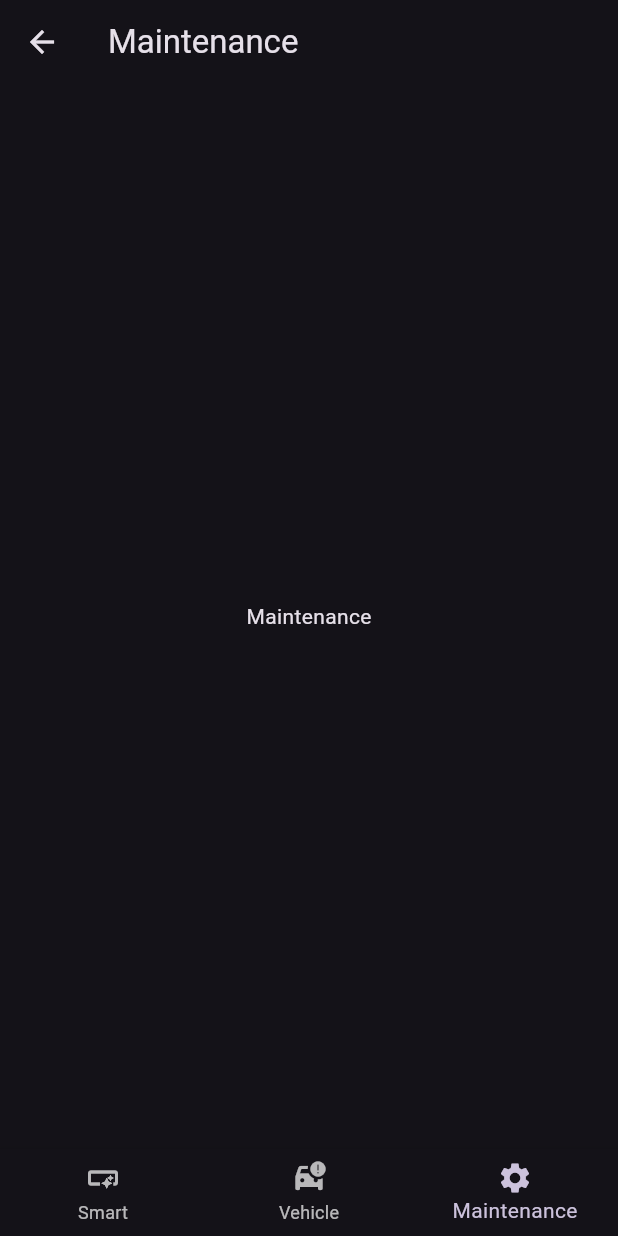
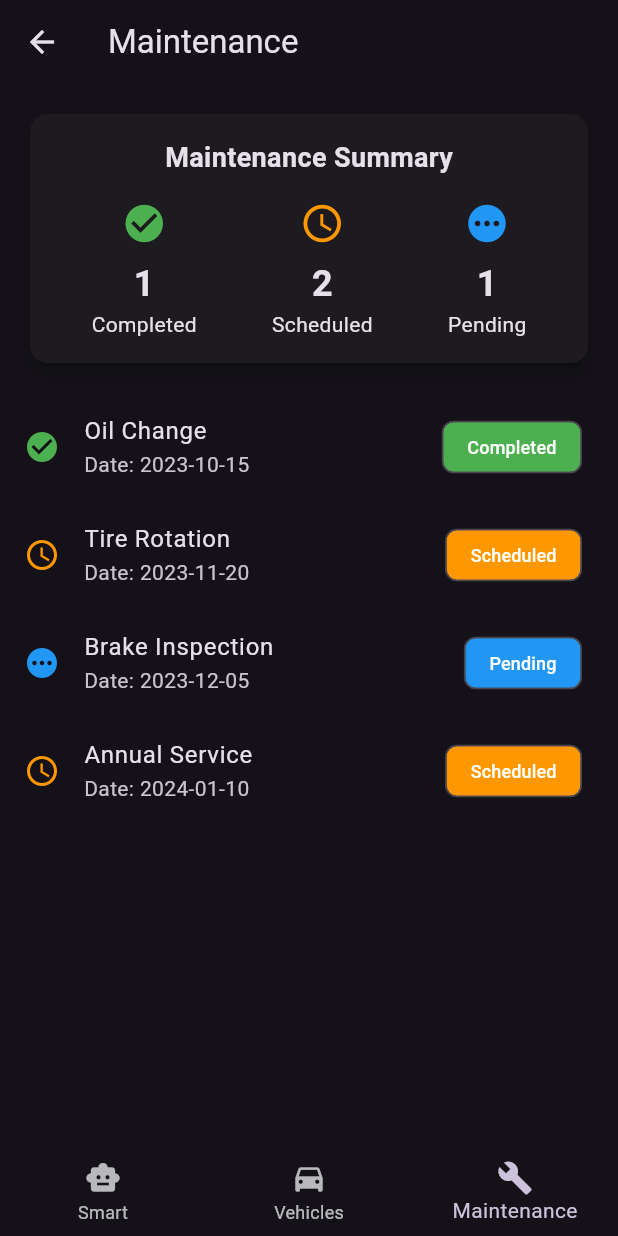
Before and after one commit to alptugyaman/go-router-example, a Flutter app: the MaintenanceScreen screen opened by its route, on a phone screen of 412 x 824 dp. Run offline on Flutter 3.47's test engine with Material 3 defaults, Android fonts, the phone set to English and light mode, and no system bars; our stand-ins replace flutter_bloc, go_router.

Commit message:
feat: Add maintenance and vehicle management screens with routing support

```diff
--- a/lib/core/router/router.dart
+++ b/lib/core/router/router.dart
@@ -6,22 +6,39 @@ import 'package:go_router_example/core/cubits/counter_cubit.dart';
 import 'package:go_router_example/core/models/micro_app_model.dart';
 import 'package:go_router_example/core/router/app_models_codec.dart';
 import 'package:go_router_example/core/router/route_constants.dart';
+import 'package:go_router_example/core/router/route_observers.dart';
 import 'package:go_router_example/screens/auth_screen.dart';
 import 'package:go_router_example/screens/counter_screen.dart';
 import 'package:go_router_example/screens/earn_main_screen.dart';
 import 'package:go_router_example/screens/home_screen.dart';
+import 'package:go_router_example/screens/maintenance_screen.dart';
 import 'package:go_router_example/screens/micro_app_screen.dart';
 import 'package:go_router_example/screens/not_found_screen.dart';
 import 'package:go_router_example/screens/smart_main_screen.dart';
+import 'package:go_router_example/screens/smart_screen.dart';
+import 'package:go_router_example/screens/vehicle_details_screen.dart';
+import 'package:go_router_example/screens/vehicle_list_screen.dart';
 
 final _rootNavigatorKey = GlobalKey<NavigatorState>(debugLabel: 'root');
 final _earnNavigatorKey = GlobalKey<NavigatorState>(debugLabel: 'earn_main');
+final _smartTabNavigatorKey =
+    GlobalKey<NavigatorState>(debugLabel: 'smart_tab');
+final _vehicleTabNavigatorKey =
+    GlobalKey<NavigatorState>(debugLabel: 'vehicle_tab');
+final _maintenanceTabNavigatorKey =
+    GlobalKey<NavigatorState>(debugLabel: 'maintenance_tab');
+
+// StatefulShellBranch will added.
 
 final GoRouter router = GoRouter(
   initialLocation: RouteConstants.route.home,
   navigatorKey: _rootNavigatorKey,
   debugLogDiagnostics: true,
   extraCodec: const AppModelsCodec(),
+  observers: [
+    RouteObserverManager.routeObserver,
+    NavigationLogger(),
+  ],
   routes: [
     GoRoute(
       path: RouteConstants.path.splash,
@@ -153,14 +170,22 @@ final GoRouter router = GoRouter(
             ),
           ],
         ),
-        ShellRoute(
-          parentNavigatorKey: _rootNavigatorKey,
-          builder: (_, __, Widget child) => SmartMainScreen(child: child),
+        StatefulShellRoute.indexedStack(
+          builder: (_, __, StatefulNavigationShell navigationShell) =>
+              SmartMainScreen(shell: navigationShell),
+          branches: [
+            StatefulShellBranch(
+              navigatorKey: _smartTabNavigatorKey,
               routes: [
                 GoRoute(
                   path: RouteConstants.path.smart,
                   builder: (_, __) => const SmartScreen(),
                 ),
+              ],
+            ),
+            StatefulShellBranch(
+              navigatorKey: _vehicleTabNavigatorKey,
+              routes: [
                 GoRoute(
                   path: RouteConstants.path.vehicleList,
                   builder: (_, __) => const VehicleListScreen(),
@@ -168,11 +193,16 @@ final GoRouter router = GoRouter(
                     GoRoute(
                       path: RouteConstants.path.vehicleDetails,
                       builder: (_, GoRouterState state) => VehicleDetailsScreen(
-                    id: state.pathParameters['id'] as String,
+                        id: state.pathParameters['id'] ?? '',
                       ),
                     ),
                   ],
                 ),
+              ],
+            ),
+            StatefulShellBranch(
+              navigatorKey: _maintenanceTabNavigatorKey,
+              routes: [
                 GoRoute(
                   path: RouteConstants.path.maintenance,
                   builder: (_, __) => const MaintenanceScreen(),
@@ -182,5 +212,7 @@ final GoRouter router = GoRouter(
           ],
         ),
       ],
+    ),
+  ],
   errorBuilder: (context, state) => const NotFoundScreen(),
 );
--- /dev/null
+++ b/lib/screens/maintenance_screen.dart
@@ -0,0 +1,158 @@
+import 'package:flutter/material.dart';
+import 'package:go_router/go_router.dart';
+import 'package:go_router_example/core/router/route_constants.dart';
+
+class MaintenanceScreen extends StatelessWidget {
+  const MaintenanceScreen({super.key});
+
+  @override
+  Widget build(BuildContext context) {
+    // Sample maintenance records
+    final maintenanceRecords = [
+      {
+        'title': 'Oil Change',
+        'date': '2023-10-15',
+        'status': 'Completed',
+        'icon': Icons.check_circle,
+        'iconColor': Colors.green,
+      },
+      {
+        'title': 'Tire Rotation',
+        'date': '2023-11-20',
+        'status': 'Scheduled',
+        'icon': Icons.schedule,
+        'iconColor': Colors.orange,
+      },
+      {
+        'title': 'Brake Inspection',
+        'date': '2023-12-05',
+        'status': 'Pending',
+        'icon': Icons.pending,
+        'iconColor': Colors.blue,
+      },
+      {
+        'title': 'Annual Service',
+        'date': '2024-01-10',
+        'status': 'Scheduled',
+        'icon': Icons.schedule,
+        'iconColor': Colors.orange,
+      },
+    ];
+
+    return Scaffold(
+      appBar: AppBar(
+        leading: BackButton(
+          onPressed: () {
+            context.go(RouteConstants.route.home);
+          },
+        ),
+        title: const Text('Maintenance'),
+      ),
+      body: Column(
+        children: [
+          // Maintenance summary card
+          Padding(
+            padding: const EdgeInsets.all(16.0),
+            child: Card(
+              elevation: 4,
+              child: Padding(
+                padding: const EdgeInsets.all(16.0),
+                child: Column(
+                  children: [
+                    const Text(
+                      'Maintenance Summary',
+                      style: TextStyle(
+                        fontSize: 18,
+                        fontWeight: FontWeight.bold,
+                      ),
+                    ),
+                    const SizedBox(height: 16),
+                    Row(
+                      mainAxisAlignment: MainAxisAlignment.spaceAround,
+                      children: [
+                        _buildSummaryItem(
+                          context,
+                          'Completed',
+                          '1',
+                          Icons.check_circle,
+                          Colors.green,
+                        ),
+                        _buildSummaryItem(
+                          context,
+                          'Scheduled',
+                          '2',
+                          Icons.schedule,
+                          Colors.orange,
+                        ),
+                        _buildSummaryItem(
+                          context,
+                          'Pending',
+                          '1',
+                          Icons.pending,
+                          Colors.blue,
+                        ),
+                      ],
+                    ),
+                  ],
+                ),
+              ),
+            ),
+          ),
+
+          Expanded(
+            child: ListView.builder(
+              itemCount: maintenanceRecords.length,
+              itemBuilder: (context, index) {
+                final record = maintenanceRecords[index];
+                return ListTile(
+                  leading: Icon(
+                    record['icon'] as IconData,
+                    color: record['iconColor'] as Color,
+                  ),
+                  title: Text(record['title'] as String),
+                  subtitle: Text('Date: ${record['date']}'),
+                  trailing: Chip(
+                    label: Text(
+                      record['status'] as String,
+                      style: const TextStyle(
+                        color: Colors.white,
+                        fontSize: 12,
+                      ),
+                    ),
+                    backgroundColor: (record['iconColor'] as Color),
+                  ),
+                  onTap: () {
+                    // In a real app, navigate to maintenance detail screen
+                  },
+                );
+              },
+            ),
+          ),
+        ],
+      ),
+    );
+  }
+
+  Widget _buildSummaryItem(
+    BuildContext context,
+    String label,
+    String count,
+    IconData icon,
+    Color color,
+  ) {
+    return Column(
+      children: [
+        Icon(icon, color: color, size: 30),
+        const SizedBox(height: 8),
+        Text(
+          count,
+          style: const TextStyle(
+            fontSize: 24,
+            fontWeight: FontWeight.bold,
+          ),
+        ),
+        Text(label),
+      ],
+    );
+  }
+}
--- a/lib/screens/smart_main_screen.dart
+++ b/lib/screens/smart_main_screen.dart
@@ -1,148 +1,43 @@
 import 'package:flutter/material.dart';
 import 'package:go_router/go_router.dart';
-import 'package:go_router_example/core/router/route_constants.dart';
 
 class SmartMainScreen extends StatelessWidget {
+  final StatefulNavigationShell shell;
+
   const SmartMainScreen({
-    required this.child,
+    required this.shell,
     super.key,
   });
-
-  final Widget child;
-
-  @override
-  Widget build(BuildContext context) {
-    int calculateSelectedIndex() {
-      final String location = GoRouterState.of(context).uri.path;
-
-      if (location == RouteConstants.route.smart) {
-        return 0;
-      } else if (location == RouteConstants.route.vehicleList) {
-        return 1;
-      } else if (location == RouteConstants.route.maintenance) {
-        return 2;
-      } else {
-        return 0;
-      }
-    }
-
-    void onItemTapped(int index) {
-      final activeIndex = calculateSelectedIndex();
-
-      if (activeIndex == index) return;
-
-      final String route = switch (index) {
-        0 => RouteConstants.route.smart,
-        1 => RouteConstants.route.vehicleList,
-        2 => RouteConstants.route.maintenance,
-        _ => RouteConstants.route.smart
-      };
-
-      context.go(route);
-    }
-
-    return Scaffold(
-      body: child,
-      bottomNavigationBar: BottomNavigationBar(
-        items: const <BottomNavigationBarItem>[
-          BottomNavigationBarItem(
-            icon: Icon(Icons.smart_button),
-            label: 'Smart',
-          ),
-          BottomNavigationBarItem(
-            icon: Icon(Icons.car_crash),
-            label: 'Vehicle',
-          ),
-          BottomNavigationBarItem(
-            icon: Icon(Icons.settings),
-            label: 'Maintenance',
-          ),
-        ],
-        currentIndex: calculateSelectedIndex(),
-        onTap: (int index) => onItemTapped(index),
-      ),
-    );
-  }
-}
-
-class SmartScreen extends StatelessWidget {
-  const SmartScreen({super.key});
 
   @override
   Widget build(BuildContext context) {
     return Scaffold(
-      appBar: AppBar(
-        leading: BackButton(onPressed: context.pop),
-        title: const Text('Smart'),
-      ),
-      body: const Center(
-        child: Text('Smart'),
+      body: shell,
+      bottomNavigationBar: BottomNavigationBar(
+        currentIndex: shell.currentIndex,
+        onTap: (index) => _onTap(context, index),
+        items: const [
+          BottomNavigationBarItem(
+            icon: Icon(Icons.smart_toy),
+            label: 'Smart',
+          ),
+          BottomNavigationBarItem(
+            icon: Icon(Icons.directions_car),
+            label: 'Vehicles',
+          ),
+          BottomNavigationBarItem(
+            icon: Icon(Icons.build),
+            label: 'Maintenance',
+          ),
+        ],
       ),
     );
   }
-}
 
-class VehicleListScreen extends StatelessWidget {
-  const VehicleListScreen({super.key});
-
-  @override
-  Widget build(BuildContext context) {
-    return Scaffold(
-      appBar: AppBar(
-        leading: BackButton(onPressed: context.pop),
-        title: const Text('Vehicle List'),
-      ),
-      body: Material(
-        child: ListView.builder(
-          itemCount: 3,
-          itemBuilder: (_, int index) {
-            return ListTile(
-              title: Text('Vehicle ${index + 1}'),
-              onTap: () => context.go(
-                '${RouteConstants.route.vehicleList}/${index + 1}',
-              ),
-            );
-          },
-        ),
-      ),
+  void _onTap(BuildContext context, int index) {
+    shell.goBranch(
+      index,
+      initialLocation: index == shell.currentIndex,
     );
   }
 }
-
-class VehicleDetailsScreen extends StatelessWidget {
-  const VehicleDetailsScreen({
-    required this.id,
-    super.key,
-  });
-
-  final String id;
-
-  @override
-  Widget build(BuildContext context) {
-    return Scaffold(
-      appBar: AppBar(
-        title: const Text('Vehicle Details'),
-      ),
-      body: Center(
-        child: Text(id),
-      ),
-    );
-  }
-}
-
-class MaintenanceScreen extends StatelessWidget {
-  const MaintenanceScreen({super.key});
-
-  @override
-  Widget build(BuildContext context) {
-    return Scaffold(
-      appBar: AppBar(
-        leading: BackButton(onPressed: context.pop),
-        title: const Text('Maintenance'),
-      ),
-      body: const Center(
-        child: Text('Maintenance'),
-      ),
-    );
-  }
-}
```
Also changed, not shown: lib/screens/smart_screen.dart (added, +41 -0 lines), lib/screens/vehicle_details_screen.dart (added, +131 -0 lines), lib/screens/vehicle_list_screen.dart (added, +44 -0 lines). Lines whose indentation alone changed are shown as unchanged.
